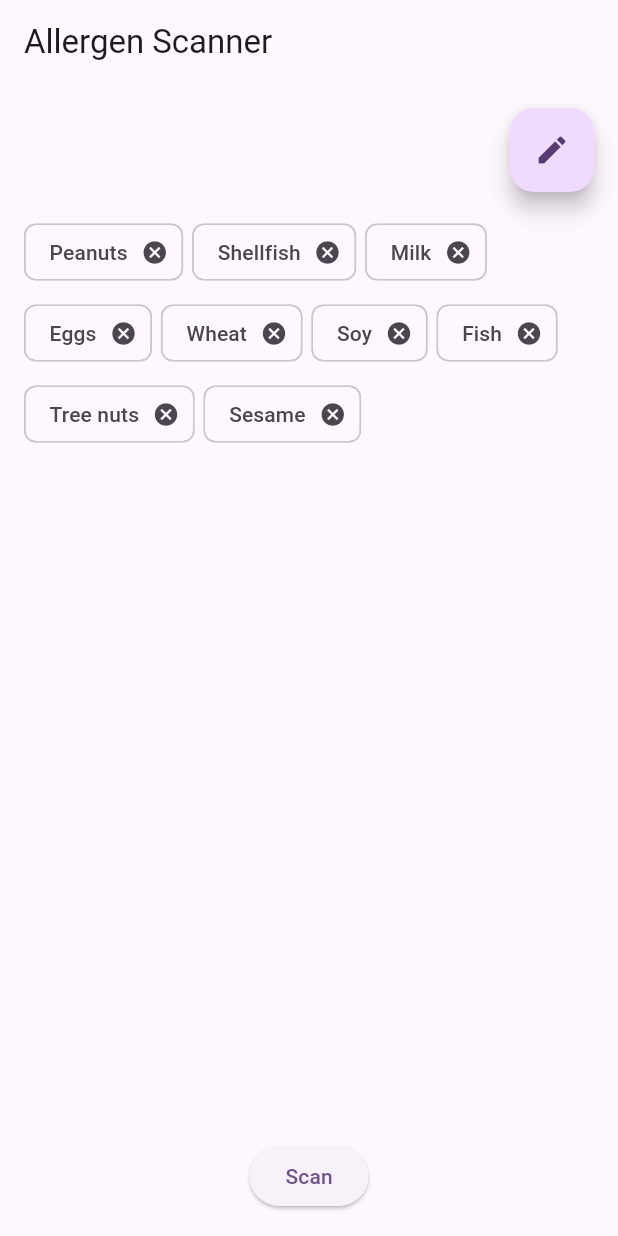
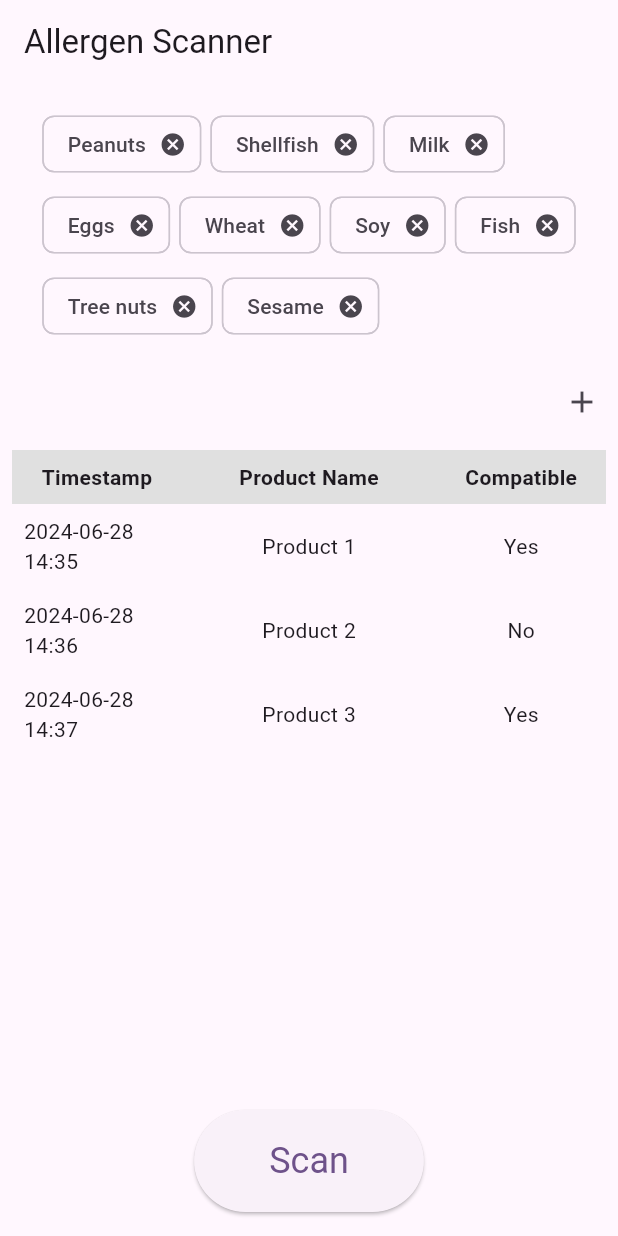
Before and after one commit to lime-based-lemonade/allergy-scanner, a Flutter app: the screen it shows after launch, on a phone screen of 412 x 824 dp. Run offline on Flutter 3.47's test engine with Material 3 defaults, Android fonts, the phone set to English and light mode, and no system bars; our stand-ins replace flutter_riverpod.

Commit message:
HistoryTable

```diff
--- a/lib/pages/home.dart
+++ b/lib/pages/home.dart
@@ -3,6 +3,8 @@ import 'package:flutter_riverpod/flutter_riverpod.dart';
 import 'package:lime_based_application/pages/scanner.dart';
 import 'package:lime_based_application/routes.dart';
 import 'package:lime_based_application/widgets/allergen_list.dart';
+import 'package:lime_based_application/widgets/history_table.dart';
+
 class HomePage extends ConsumerWidget {
   const HomePage({super.key});
 
@@ -15,9 +17,25 @@ class HomePage extends ConsumerWidget {
       body: SafeArea(
         child: Stack(
           children: [
-            Padding(
-              padding: const EdgeInsets.only(top: 72.0), // Adjusted padding to create space for the button
-              child: const AllergenList(),
+            Column(
+              children: [
+                AllergenList(),
+                Align(
+                  alignment: Alignment.centerRight,
+                  child: IconButton(
+                    icon: const Icon(Icons.add),
+                    onPressed: () {
+                      Navigator.pushNamed(context, ApplicationRoutes.allergenSelector);
+                    },
+                  ),
+                ),
+                Expanded(
+                  child: Padding(
+                    padding: const EdgeInsets.all(8.0),
+                    child: ScanHistoryTable(),
+                  ),
+                ),
+              ],
             ),
             Align(
               alignment: Alignment.bottomCenter,
@@ -27,18 +45,12 @@ class HomePage extends ConsumerWidget {
                   onPressed: () {
                     Navigator.pushNamed(context, ApplicationRoutes.scanner);
                   },
+                  style: ElevatedButton.styleFrom(
+                    padding: const EdgeInsets.symmetric(horizontal: 50.0, vertical: 20.0),
+                    textStyle: const TextStyle(fontSize: 24),
+                  ),
                   child: const Text('Scan'),
                 ),
-              ),
-            ),
-            Positioned(
-              top: 16,
-              right: 16,
-              child: FloatingActionButton(
-                onPressed: () {
-                  Navigator.pushNamed(context, ApplicationRoutes.allergenSelector);
-                },
-                child: const Icon(Icons.edit),
               ),
             ),
           ],
@@ -47,3 +59,84 @@ class HomePage extends ConsumerWidget {
     );
   }
 }
+
+class ScanHistoryTable extends StatefulWidget {
+  const ScanHistoryTable({super.key});
+
+  @override
+  State<ScanHistoryTable> createState() => ScanHistoryTableState();
+}
+
+class ScanHistoryTableState extends State<ScanHistoryTable> {
+  // Sample data
+  final List<Map<String, String>> _scanHistory = [
+    {'timestamp': '2024-06-28 14:35', 'product': 'Product 1', 'compatible': 'Yes'},
+    {'timestamp': '2024-06-28 14:36', 'product': 'Product 2', 'compatible': 'No'},
+    {'timestamp': '2024-06-28 14:37', 'product': 'Product 3', 'compatible': 'Yes'},
+    // Add more data here
+  ];
+
+  @override
+  Widget build(BuildContext context) {
+    return Column(
+      children: [
+        // Header row
+        Container(
+          color: Colors.grey[300],
+          child: Row(
+            children: const [
+              Expanded(flex: 2, child: Padding(
+                padding: EdgeInsets.all(8.0),
+                child: Center(child: Text('Timestamp', style: TextStyle(fontWeight: FontWeight.bold))),
+              )),
+              Expanded(flex: 3, child: Padding(
+                padding: EdgeInsets.all(8.0),
+                child: Center(child: Text('Product Name', style: TextStyle(fontWeight: FontWeight.bold))),
+              )),
+              Expanded(flex: 2, child: Padding(
+                padding: EdgeInsets.all(8.0),
+                child: Center(child: Text('Compatible', style: TextStyle(fontWeight: FontWeight.bold))),
+              )),
+            ],
+          ),
+        ),
+        // Data rows
+        Expanded(
+          child: ShaderMask(
+            shaderCallback: (rect) {
+              return LinearGradient(
+                begin: Alignment.topCenter,
+                end: Alignment.bottomCenter,
+                colors: [Colors.transparent, Colors.black],
+                stops: [0.9, 1.0],
+              ).createShader(rect);
+            },
+            blendMode: BlendMode.dstOut,
+            child: ListView.builder(
+              itemCount: _scanHistory.length,
+              itemBuilder: (context, index) {
+                final entry = _scanHistory[index];
+                return Row(
+                  children: [
+                    Expanded(flex: 2, child: Padding(
+                      padding: const EdgeInsets.all(8.0),
+                      child: Center(child: Text(entry['timestamp'] ?? '')),
+                    )),
+                    Expanded(flex: 3, child: Padding(
+                      padding: const EdgeInsets.all(8.0),
+                      child: Center(child: Text(entry['product'] ?? '')),
+                    )),
+                    Expanded(flex: 2, child: Padding(
+                      padding: const EdgeInsets.all(8.0),
+                      child: Center(child: Text(entry['compatible'] ?? '')),
+                    )),
+                  ],
+                );
+              },
+            ),
+          ),
+        ),
+      ],
+    );
+  }
+}
--- a/lib/widgets/allergen_list.dart
+++ b/lib/widgets/allergen_list.dart
@@ -22,6 +22,7 @@ class _AllergenListState extends State<AllergenList> {
     "Fish",
     "Tree nuts",
     "Sesame",
+
   ];
 
   @override
```
Also changed, not shown: lib/widgets/history_table.dart (+68 -6 lines).
